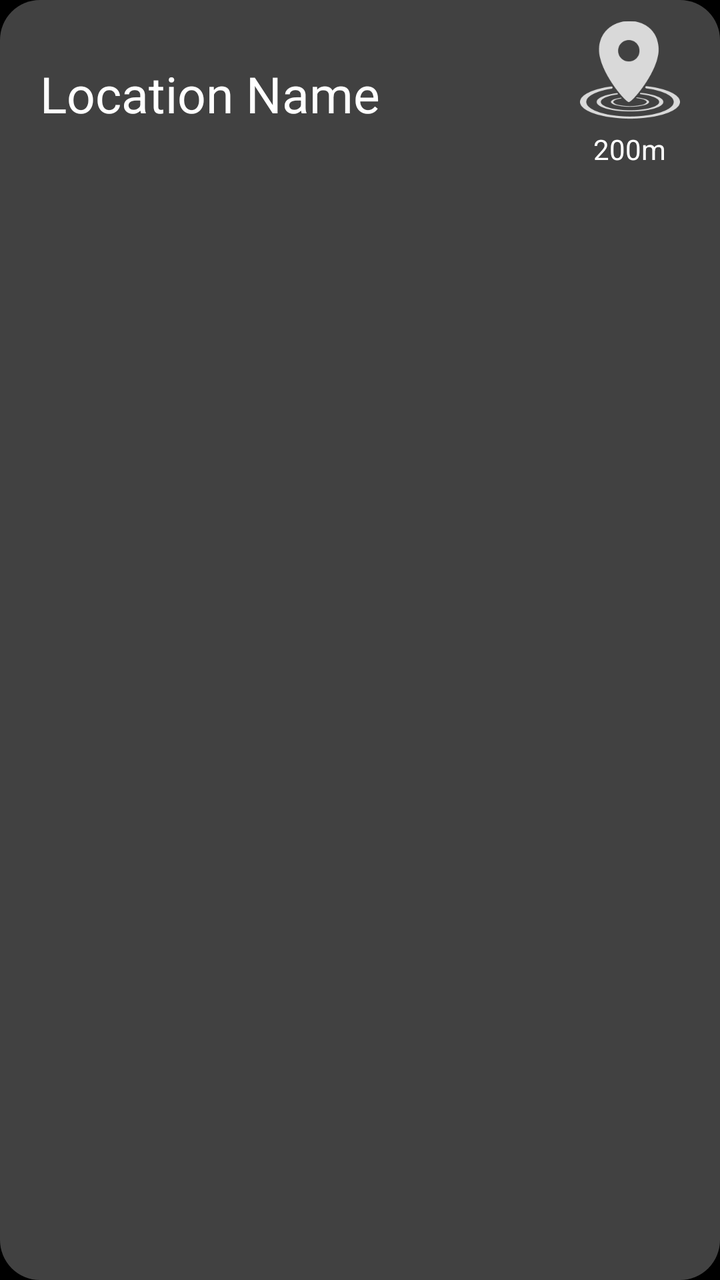
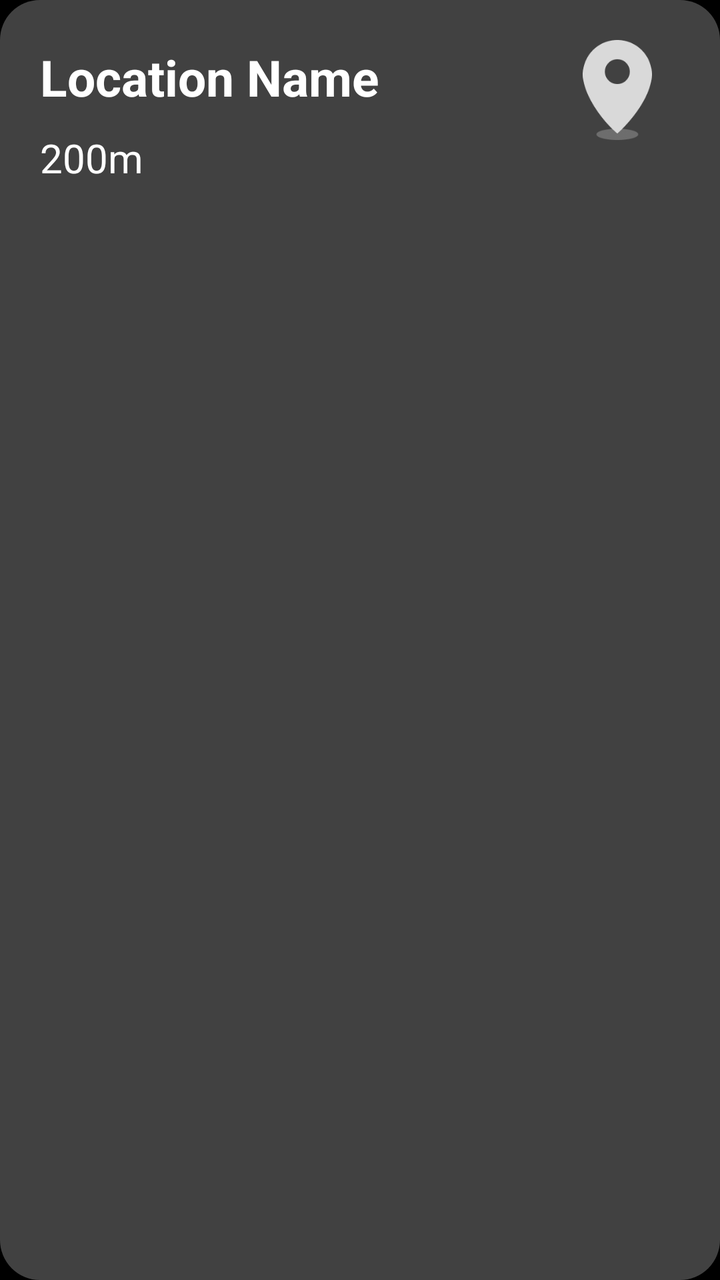

Two renders of the same Android screen: before a commit and after it. Below are the layout's source before the change and the commit's diff.
<!-- AndroidManifest.xml: application theme Theme.GeoWake -->
<!-- res/layout/alarm_row.xml -->
<?xml version="1.0" encoding="utf-8"?>
<LinearLayout
    xmlns:android="http://schemas.android.com/apk/res/android"
    android:layout_width="match_parent"
    android:layout_height="wrap_content"
    android:orientation="vertical"
    android:layout_margin="5dp"
    android:background="@drawable/alarm_row_bg">

    <RelativeLayout
        android:layout_width="match_parent"
        android:layout_height="wrap_content"
        android:padding="10dp">

        <TextView
            android:id="@+id/alarm_name_tv"
            android:layout_width="wrap_content"
            android:layout_height="wrap_content"
            android:text="Location Name"
            android:textColor="@color/white"
            android:layout_centerVertical="true"
            android:textSize="25sp"
            android:layout_marginStart="10dp"/>

        <LinearLayout
            android:layout_width="wrap_content"
            android:layout_height="wrap_content"
            android:layout_alignParentEnd="true"
            android:layout_centerInParent="true"
            android:orientation="vertical"
            android:layout_marginEnd="10dp">

            <ImageView
                android:id="@+id/alarm_iv"
                android:layout_width="50dp"
                android:layout_height="50dp"
                android:src="@drawable/distance_icon"
                android:layout_gravity="center"/>

            <TextView
                android:id="@+id/alarm_distance_tv"
                android:layout_width="wrap_content"
                android:layout_height="wrap_content"
                android:text="200m"
                android:textColor="@color/white"
                android:layout_gravity="center"
                android:layout_marginTop="5dp"/>

        </LinearLayout>

    </RelativeLayout>

</LinearLayout>
<!-- resources referenced by this layout -->
<resources>
  <color name="white">#FFFFFFFF</color>
  <!-- drawable alarm_row_bg (drawable) -->
  <?xml version="1.0" encoding="utf-8"?>
  <shape xmlns:android="http://schemas.android.com/apk/res/android">
  
      <solid android:color="#414141"/>
      <corners android:radius="20dp"/>
  
  </shape>
  <!-- drawable distance_icon: png bitmap (drawable, 6175 bytes) -->
  <style name="Theme.GeoWake" parent="Base.Theme.GeoWake" />
  <style name="Base.Theme.GeoWake" parent="Theme.AppCompat.DayNight.DarkActionBar">
          
          
          <item name="android:windowBackground">@color/black</item>
          <item name="android:itemBackground">#434343</item>
          <item name="android:textColor">@color/white</item>
          <item name="android:textColorSecondary">#8A8A8A</item>
          <item name="alertDialogTheme">@style/alert_dialog_theme</item>
      </style>
  <color name="black">#FF000000</color>
  <style name="alert_dialog_theme" parent="Theme.AppCompat.Light.Dialog.Alert">
          <item name="android:windowBackground">@drawable/alarm_row_bg</item>
          <item name="android:textColorPrimary">@color/white</item>
          <item name="android:buttonBarPositiveButtonStyle">@style/PositiveButtonStyle</item>
          <item name="android:buttonBarNegativeButtonStyle">@style/NegativeButtonStyle</item>
      </style>
  <style name="PositiveButtonStyle" parent="Widget.AppCompat.Button.ButtonBar.AlertDialog">
          <item name="android:textColor">@android:color/white</item>
          <item name="android:backgroundTint">@android:color/transparent</item>
      </style>
  <style name="NegativeButtonStyle" parent="Widget.AppCompat.Button.ButtonBar.AlertDialog">
          <item name="android:textColor">@android:color/white</item>
          <item name="android:backgroundTint">@android:color/transparent</item>
      </style>
</resources>

<!-- the commit's change to res/layout/alarm_row.xml (unified diff, before → after) -->
@@ -10,19 +10,43 @@
     <RelativeLayout
         android:layout_width="match_parent"
         android:layout_height="wrap_content"
-        android:padding="10dp">
+        android:paddingHorizontal="10dp"
+        android:paddingVertical="20dp">
 
-        <TextView
-            android:id="@+id/alarm_name_tv"
+        <LinearLayout
             android:layout_width="wrap_content"
             android:layout_height="wrap_content"
-            android:text="Location Name"
-            android:textColor="@color/white"
-            android:layout_centerVertical="true"
-            android:textSize="25sp"
-            android:layout_marginStart="10dp"/>
+            android:orientation="vertical"
+            android:layout_alignParentStart="true"
+            android:layout_centerInParent="true">
+
+            <TextView
+                android:id="@+id/alarm_name_tv"
+                android:layout_width="wrap_content"
+                android:layout_height="wrap_content"
+                android:text="Location Name"
+                android:textColor="@color/white"
+                android:layout_centerVertical="true"
+                android:textSize="25sp"
+                android:textStyle="bold"
+                android:layout_marginStart="10dp"
+                android:layout_marginBottom="10dp" />
+
+            <TextView
+                android:id="@+id/alarm_distance_tv"
+                android:layout_width="wrap_content"
+                android:layout_height="wrap_content"
+                android:text="200m"
+                android:textSize="20sp"
+                android:textStyle="normal"
+                android:textColor="@color/white"
+                android:layout_marginStart="10dp" />
+
+        </LinearLayout>
+
 
         <LinearLayout
+            android:id="@+id/icon_ll"
             android:layout_width="wrap_content"
             android:layout_height="wrap_content"
             android:layout_alignParentEnd="true"
@@ -31,18 +55,19 @@
             android:layout_marginEnd="10dp">
 
             <ImageView
-                android:id="@+id/alarm_iv"
+                android:id="@+id/icon_iv"
                 android:layout_width="50dp"
                 android:layout_height="50dp"
-                android:src="@drawable/distance_icon"
-                android:layout_gravity="center"/>
+                android:src="@drawable/location_icon_0"
+                android:layout_gravity="center" />
 
             <TextView
-                android:id="@+id/alarm_distance_tv"
+                android:id="@+id/tracking_tv"
                 android:layout_width="wrap_content"
                 android:layout_height="wrap_content"
-                android:text="200m"
+                android:text="@string/tracking"
                 android:textColor="@color/white"
+                android:visibility="invisible"
                 android:layout_gravity="center"
                 android:layout_marginTop="5dp"/>
 
<!-- resource entries referenced after the edit -->
@@ -9,7 +9,8 @@
       <corners android:radius="20dp"/>
   
   </shape>
-  <!-- drawable distance_icon: png bitmap (drawable, 6175 bytes) -->
+  <!-- drawable location_icon_0: png bitmap (drawable, 3653 bytes) -->
+  <string name="tracking">Tracking…</string>
   <style name="Theme.GeoWake" parent="Base.Theme.GeoWake" />
   <style name="Base.Theme.GeoWake" parent="Theme.AppCompat.DayNight.DarkActionBar">
           
